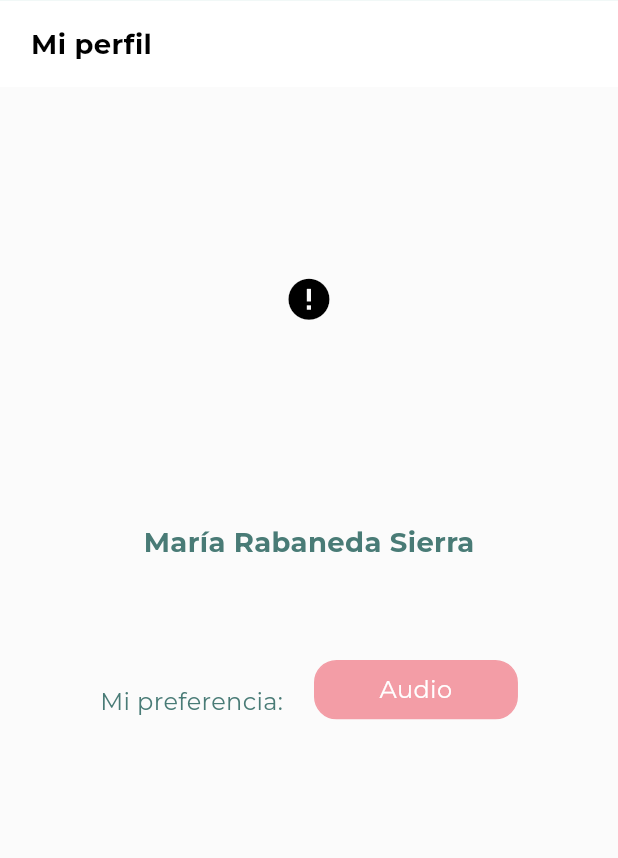
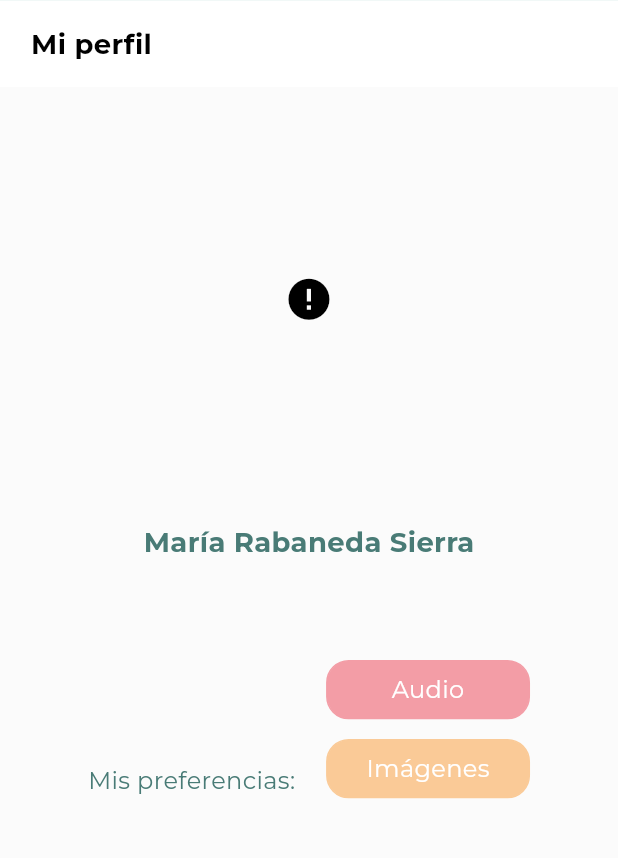
Before and after one commit to mrabaneda/tfg_maria_app, a Flutter app: the Profile screen opened directly, on a phone screen of 412 x 824 dp, the part 49-907 px from its top. Run offline on Flutter 3.47's test engine with Material 3 defaults, Android fonts, the phone set to English and light mode, and no system bars; drawn by our look-alikes of cached_network_image; our stand-ins replace cloud_firestore, firebase_auth, firebase_core, flutter_dotenv, flutter_riverpod, flutter_svg and 1 more; accounts and stored records are empty; generated files the repository leaves out were written again; network calls fail.

Commit message:
fix: multiple preferences

```diff
--- a/lib/adapters/ui/features/profile/widgets/profile.dart
+++ b/lib/adapters/ui/features/profile/widgets/profile.dart
@@ -51,12 +51,22 @@ class Profile extends ConsumerWidget {
                   crossAxisAlignment: CrossAxisAlignment.end,
                   mainAxisAlignment: MainAxisAlignment.center,
                   children: [
-                    Text('Mi preferencia:', style: CommonTheme.bodyMedium),
+                    Text('Mis preferencias:', style: CommonTheme.bodyMedium),
                     SizedBox(width: wJM(5)),
-                    BaseButton(
-                      text: 'Audio',
-                      textStyle: CommonTheme.bodyMediumLightStyle,
-                      backgroundColor: CommonTheme.secondaryColorLight,
+                    Column(
+                      children: [
+                        BaseButton(
+                          text: 'Audio',
+                          textStyle: CommonTheme.bodyMediumLightStyle,
+                          backgroundColor: CommonTheme.secondaryColorLight,
+                        ),
+                        SizedBox(height: hJM(2)),
+                        BaseButton(
+                          text: 'Imágenes',
+                          textStyle: CommonTheme.bodyMediumLightStyle,
+                          backgroundColor: CommonTheme.thirdColorLight,
+                        ),
+                      ],
                     ),
                   ],
                 ),
```
